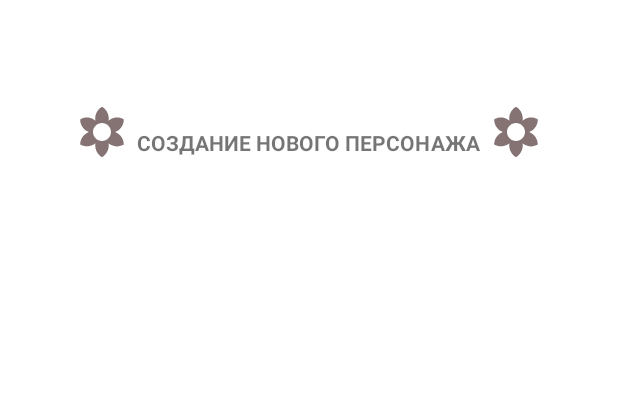
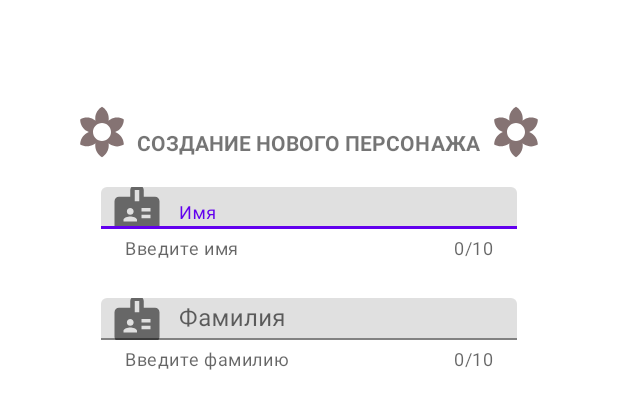
Before and after one commit to etogus/LifeSim, an Android app: the layout activity_new_game_new.xml on its own in the app's theme, with its tools: preview values and no code run, on a phone screen of 412 x 824 dp. Shown: the top 409 px of the screen. Run offline under Robolectric (Android 15) with nearby library versions, the phone set to English and light mode, and no system bars.

Commit message:
Reworking create new game interface

```diff
--- /dev/null
+++ b/app/src/main/res/drawable/ic_baseline_input_name_36.xml
@@ -0,0 +1,5 @@
+<vector android:height="36dp" android:tint="#393636"
+    android:viewportHeight="24" android:viewportWidth="24"
+    android:width="36dp" xmlns:android="http://schemas.android.com/apk/res/android">
+    <path android:fillColor="@android:color/white" android:pathData="M20,7h-5V4c0,-1.1 -0.9,-2 -2,-2h-2C9.9,2 9,2.9 9,4v3H4C2.9,7 2,7.9 2,9v11c0,1.1 0.9,2 2,2h16c1.1,0 2,-0.9 2,-2V9C22,7.9 21.1,7 20,7zM9,12c0.83,0 1.5,0.67 1.5,1.5S9.83,15 9,15s-1.5,-0.67 -1.5,-1.5S8.17,12 9,12zM12,18H6v-0.75c0,-1 2,-1.5 3,-1.5s3,0.5 3,1.5V18zM13,9h-2V4h2V9zM18,16.5h-4V15h4V16.5zM18,13.5h-4V12h4V13.5z"/>
+</vector>
--- a/app/src/main/res/layout/activity_new_game_new.xml
+++ b/app/src/main/res/layout/activity_new_game_new.xml
@@ -39,4 +39,52 @@
         app:layout_constraintTop_toTopOf="parent"
         app:srcCompat="@drawable/ic_baseline_create_new_life_icon_36" />
 
+    <com.google.android.material.textfield.TextInputLayout
+        android:id="@+id/inputFirstNameField"
+        android:layout_width="277dp"
+        android:layout_height="54dp"
+        android:layout_marginTop="20dp"
+        android:hint="@string/input_first_name_field"
+        app:counterEnabled="true"
+        app:counterMaxLength="10"
+        app:endIconMode="clear_text"
+        app:helperText="@string/helper_input_first_name_text"
+        app:helperTextEnabled="true"
+        app:layout_constraintEnd_toEndOf="parent"
+        app:layout_constraintStart_toStartOf="parent"
+        app:layout_constraintTop_toBottomOf="@+id/newLifeHeader"
+        app:startIconDrawable="@drawable/ic_baseline_input_name_36">
+
+        <com.google.android.material.textfield.TextInputEditText
+            android:layout_width="match_parent"
+            android:layout_height="28dp"
+            tools:layout_editor_absoluteX="50dp"
+            tools:layout_editor_absoluteY="122dp" />
+
+    </com.google.android.material.textfield.TextInputLayout>
+
+    <com.google.android.material.textfield.TextInputLayout
+        android:id="@+id/inputLastNameField"
+        android:layout_width="277dp"
+        android:layout_height="54dp"
+        android:layout_marginTop="20dp"
+        android:hint="@string/input_last_name_field"
+        app:counterEnabled="true"
+        app:counterMaxLength="10"
+        app:endIconMode="clear_text"
+        app:helperText="@string/helper_input_last_name_text"
+        app:helperTextEnabled="true"
+        app:layout_constraintEnd_toEndOf="parent"
+        app:layout_constraintStart_toStartOf="parent"
+        app:layout_constraintTop_toBottomOf="@+id/inputFirstNameField"
+        app:startIconDrawable="@drawable/ic_baseline_input_name_36">
+
+        <com.google.android.material.textfield.TextInputEditText
+            android:layout_width="match_parent"
+            android:layout_height="28dp"
+            tools:layout_editor_absoluteX="50dp"
+            tools:layout_editor_absoluteY="122dp" />
+
+    </com.google.android.material.textfield.TextInputLayout>
+
 </androidx.constraintlayout.widget.ConstraintLayout>
--- a/app/src/main/res/values/strings.xml
+++ b/app/src/main/res/values/strings.xml
@@ -49,4 +49,8 @@
     <string name="relationships_button">Отношения</string>
     <string name="actions_button">Действия</string>
     <string name="create_new_life_header">Создание нового персонажа</string>
+    <string name="input_first_name_field">Имя</string>
+    <string name="helper_input_first_name_text">Введите имя</string>
+    <string name="input_last_name_field">Фамилия</string>
+    <string name="helper_input_last_name_text">Введите фамилию</string>
 </resources>
```
